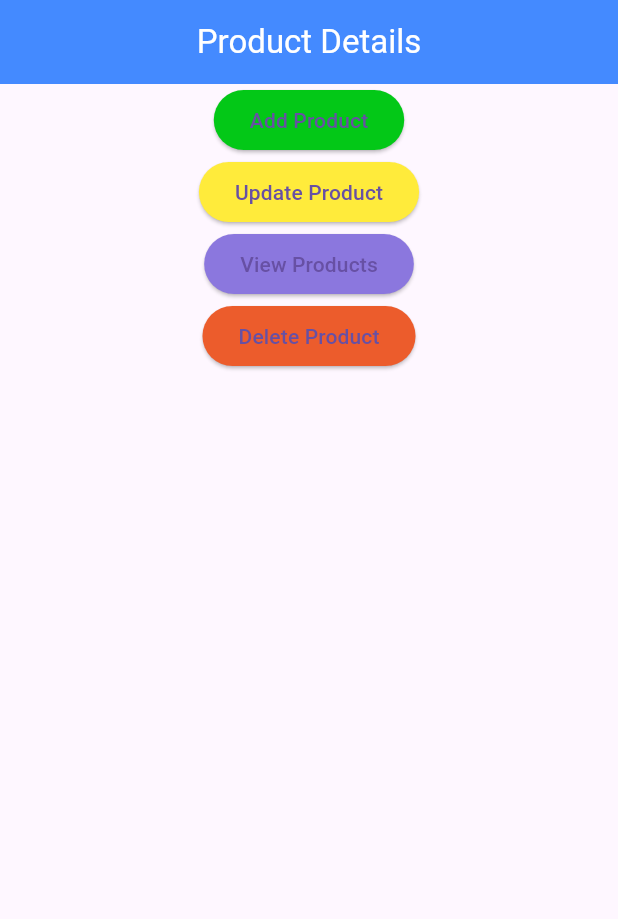
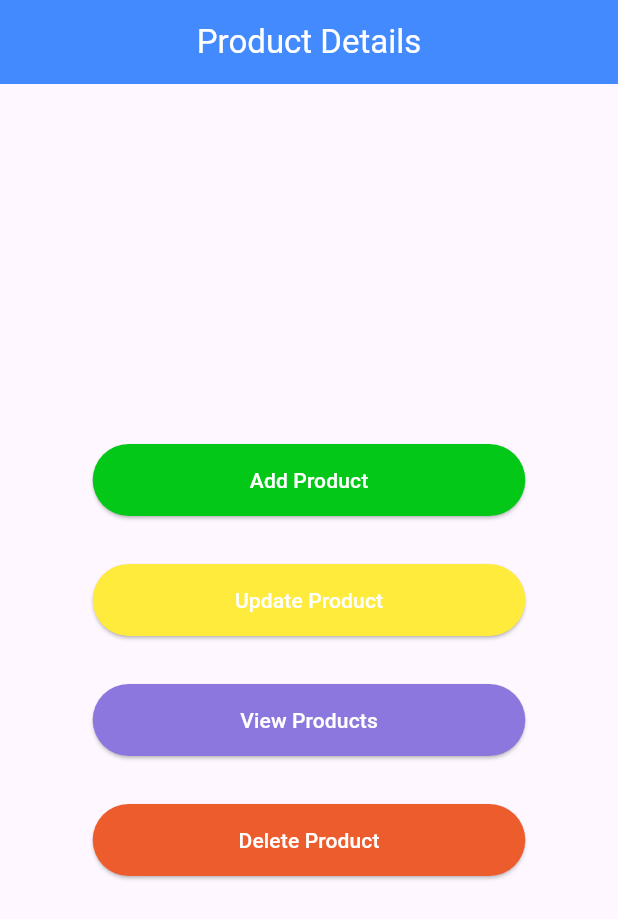
Before and after one commit to basilmuhmd/curd_firebase, a Flutter app: the screen it shows after launch, on a phone screen of 412 x 824 dp. Shown: the top 919 px of the screen. Run offline on Flutter 3.47's test engine with Material 3 defaults, Android fonts, the phone set to English and light mode, and no system bars.

Commit message:
Completed UI

```diff
--- a/lib/view/pages/home_page.dart
+++ b/lib/view/pages/home_page.dart
@@ -18,6 +18,7 @@ class HomePage extends StatelessWidget {
         ),
         body: Center(
           child: Column(
+            mainAxisSize: MainAxisSize.min,
             children: [
               ButtonWidget(
                 btnText: "Add Product",
@@ -30,16 +31,19 @@ class HomePage extends StatelessWidget {
                       ));
                 },
               ),
+              const SizedBox(height: 32),
               ButtonWidget(
                 btnText: "Update Product",
                 btnColor: Colors.yellow,
                 onTap: () {},
               ),
+              const SizedBox(height: 32),
               ButtonWidget(
                 btnText: "View Products",
                 btnColor: const Color.fromARGB(255, 139, 119, 222),
                 onTap: () {},
               ),
+              const SizedBox(height: 32),
               ButtonWidget(
                 btnText: "Delete Product",
                 btnColor: const Color.fromARGB(255, 236, 92, 44),
--- a/lib/view/widget/buttonwidget.dart
+++ b/lib/view/widget/buttonwidget.dart
@@ -15,7 +15,11 @@ class ButtonWidget extends StatelessWidget {
   Widget build(BuildContext context) {
     return ElevatedButton(
       onPressed: onTap,
-      style: ElevatedButton.styleFrom(backgroundColor: btnColor),
+      style: ElevatedButton.styleFrom(
+        backgroundColor: btnColor,
+        minimumSize: Size(MediaQuery.sizeOf(context).width * 0.7, 48),
+        foregroundColor: Colors.white,
+      ),
       child: Text(btnText),
     );
   }
```
